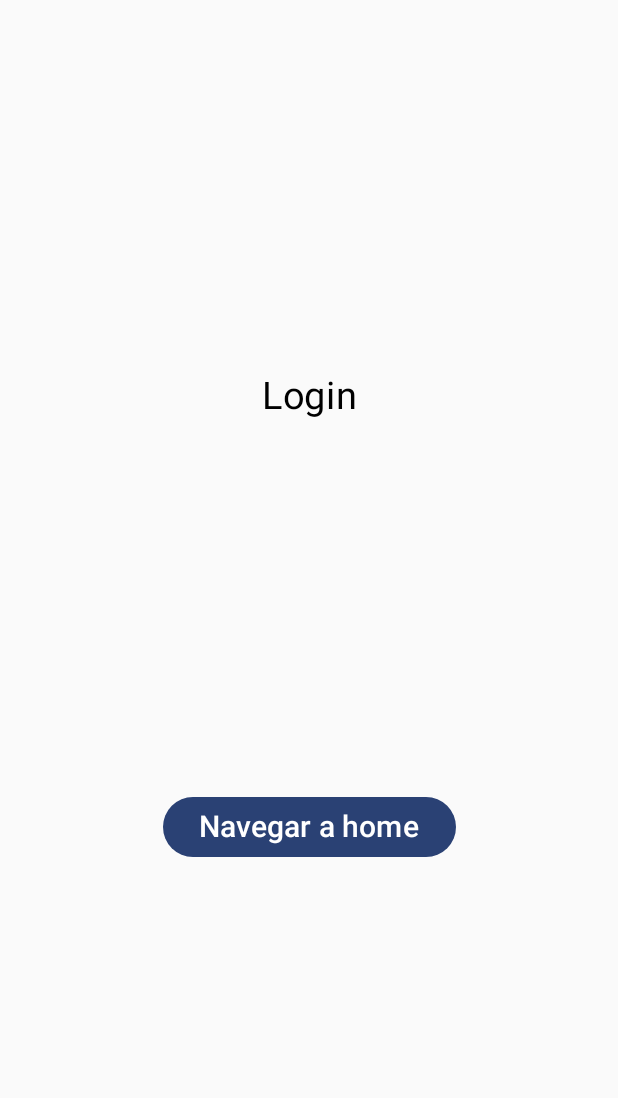
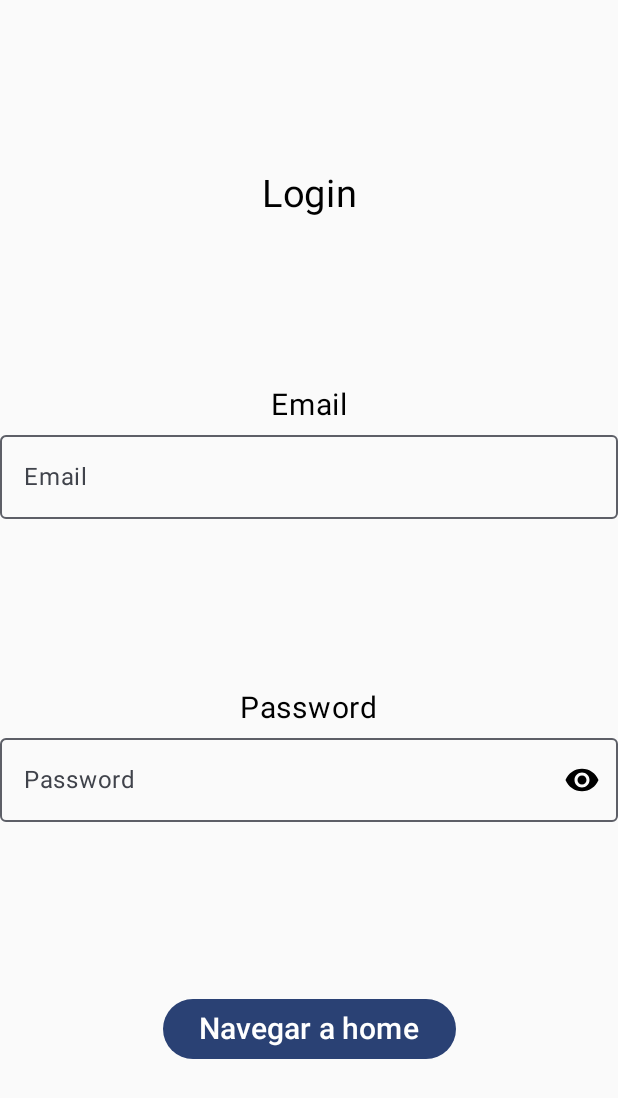
Before and after one commit to ProyectoFinalDAM2025/Android, an Android app built with Jetpack Compose: the screen it shows after launch (MainActivity), on a phone screen of 412 x 824 dp. Shown: the top 1098 px of the screen. Run offline under Robolectric (Android 15) with nearby library versions, the phone set to English and light mode, and no system bars.

Commit message:
set point (MvvM)

```diff
--- a/app/src/main/AndroidManifest.xml
+++ b/app/src/main/AndroidManifest.xml
@@ -4,6 +4,7 @@
 
     <application
         android:allowBackup="true"
+
         android:dataExtractionRules="@xml/data_extraction_rules"
         android:fullBackupContent="@xml/backup_rules"
         android:icon="@mipmap/ic_launcher"
--- a/app/src/main/java/leo/rios/officium/MainActivity.kt
+++ b/app/src/main/java/leo/rios/officium/MainActivity.kt
@@ -4,8 +4,10 @@ import android.os.Bundle
 import androidx.activity.ComponentActivity
 import androidx.activity.compose.setContent
 import androidx.activity.enableEdgeToEdge
+
 import leo.rios.officium.core.navigation.NavigationApp
 import leo.rios.officium.ui.theme.OFFICIUMTheme
+
 
 class MainActivity : ComponentActivity() {
     override fun onCreate(savedInstanceState: Bundle?) {
--- a/app/src/main/java/leo/rios/officium/core/navigation/NavigationApp.kt
+++ b/app/src/main/java/leo/rios/officium/core/navigation/NavigationApp.kt
@@ -8,6 +8,7 @@ import androidx.navigation.toRoute
 import leo.rios.officium.core.navigation.type.createNavType
 import leo.rios.officium.detail.presentation.views.DetailScreen
 import leo.rios.officium.home.presentation.views.HomeScreen
+import leo.rios.officium.login.presentation.viewModel.LoginViewModel
 import leo.rios.officium.login.presentation.views.LoginScreen
 import leo.rios.officium.settings.presentation.views.SettingsScreen
 import kotlin.reflect.typeOf
@@ -15,10 +16,14 @@ import kotlin.reflect.typeOf
 @Composable
 fun NavigationApp(){
     val navController = rememberNavController()
+    val  viewModelLogin = LoginViewModel()
     NavHost(navController=navController, startDestination = Login)
     {
         composable<Login> {
-            LoginScreen{ navController.navigate(Home)}
+            LoginScreen(
+                navigationToHome = navController,
+                viewModel = viewModelLogin
+            )
         }
         composable<Home>{
             HomeScreen{ name -> navController.navigate(Detail(name = name))}
--- /dev/null
+++ b/app/src/main/java/leo/rios/officium/login/presentation/composables/TextFiels.kt
@@ -0,0 +1,79 @@
+package leo.rios.officium.login.presentation.composables
+
+
+import androidx.compose.foundation.layout.fillMaxWidth
+import androidx.compose.foundation.text.KeyboardOptions
+import androidx.compose.material.icons.Icons
+import androidx.compose.material.icons.filled.Visibility
+import androidx.compose.material.icons.filled.VisibilityOff
+import androidx.compose.material3.Icon
+import androidx.compose.material3.IconButton
+import androidx.compose.material3.OutlinedTextField
+import androidx.compose.material3.Text
+
+import androidx.compose.runtime.Composable
+import androidx.compose.runtime.getValue
+import androidx.compose.runtime.mutableStateOf
+import androidx.compose.runtime.remember
+import androidx.compose.runtime.setValue
+import androidx.compose.ui.Modifier
+import androidx.compose.ui.graphics.Color
+import androidx.compose.ui.res.stringResource
+import androidx.compose.ui.text.input.KeyboardType
+import androidx.compose.ui.text.input.PasswordVisualTransformation
+import androidx.compose.ui.text.input.VisualTransformation
+import leo.rios.officium.R
+
+@Composable
+fun EmailTextFiel (
+    value: String,
+    onTextChanged: (String) -> Unit
+    ){
+    OutlinedTextField(
+        value = value,
+        onValueChange = {onTextChanged(it)},
+        modifier = Modifier.fillMaxWidth(),
+        label = { Text(text = "Email") },
+        placeholder = { Text(text = "Email") },
+        maxLines = 1,
+        singleLine = true,
+        keyboardOptions = KeyboardOptions(keyboardType = KeyboardType.Email)
+    )
+}
+
+@Composable
+fun PasswordTextField(
+    password: String,
+    onTextChanged: (String) -> Unit) {
+    var passwordVisibility by remember { mutableStateOf(false) }
+    OutlinedTextField(
+        value = password,
+        onValueChange = { onTextChanged(it) },
+        modifier = Modifier.fillMaxWidth(),
+        label = { Text(stringResource(id = R.string.password)) },
+        placeholder = { Text(stringResource(id = R.string.show_password)) },
+
+        singleLine = true,
+        maxLines = 1,
+        keyboardOptions = KeyboardOptions(keyboardType = KeyboardType.Password),
+        trailingIcon = {
+            val image = if (passwordVisibility) {
+                Icons.Filled.VisibilityOff
+            } else {
+                Icons.Filled.Visibility
+            }
+            IconButton(onClick = { passwordVisibility = !passwordVisibility }) {
+                Icon(
+                    imageVector = image,
+                    contentDescription = stringResource(id = R.string.show_password),
+                    tint = Color.Black
+                )
+            }
+        },
+        visualTransformation = if (passwordVisibility) {
+            VisualTransformation.None
+        } else {
+            PasswordVisualTransformation()
+        }
+    )
+}
--- /dev/null
+++ b/app/src/main/java/leo/rios/officium/login/presentation/viewModel/LoginViewModel.kt
@@ -0,0 +1,48 @@
+package leo.rios.officium.login.presentation.viewModel
+
+import android.content.Context
+import android.util.Log
+import android.widget.Toast
+import androidx.compose.runtime.Composable
+import androidx.compose.ui.platform.LocalContext
+import androidx.lifecycle.ViewModel
+import androidx.navigation.NavController
+import kotlinx.coroutines.flow.MutableStateFlow
+import kotlinx.coroutines.flow.StateFlow
+import leo.rios.officium.core.navigation.Home
+
+class LoginViewModel(): ViewModel() {
+    private val _email = MutableStateFlow("")
+    val email: StateFlow<String> = _email
+
+    private val _password = MutableStateFlow("")
+    val password: StateFlow<String> = _password
+
+    private val _isLoginView = MutableStateFlow<Boolean>(true)
+    val isLoginView: StateFlow<Boolean> = _isLoginView
+
+    private val _isLoading = MutableStateFlow<Boolean>(false)
+    val isLoading: StateFlow<Boolean> = _isLoading
+
+    init {
+        // Inicializar el estado de la vista de inicio de sesión
+        _isLoginView.value = true // Por defecto, la vista de inicio de sesión está activa
+    }
+
+    fun onLoginViewChange(newIsLoginView: Boolean ){
+        _isLoginView.value = newIsLoginView
+    }
+    fun onLoginChange(email: String, password: String){
+        _email.value = email
+        _password.value = password
+    }
+
+
+    fun DoLogin(navController: NavController){
+
+
+        Log.wtf ( "Login","El email es: ${_email.value} y el password ${_password.value}")
+        navController.navigate(Home)
+    }
+
+}
--- a/app/src/main/java/leo/rios/officium/login/presentation/views/LoginScreen.kt
+++ b/app/src/main/java/leo/rios/officium/login/presentation/views/LoginScreen.kt
@@ -3,16 +3,32 @@ package leo.rios.officium.login.presentation.views
 import androidx.compose.foundation.layout.Column
 import androidx.compose.foundation.layout.Spacer
 import androidx.compose.foundation.layout.fillMaxSize
+import androidx.compose.foundation.text.KeyboardOptions
 import androidx.compose.material3.Button
+import androidx.compose.material3.OutlinedTextField
 import androidx.compose.material3.Text
+
+
 import androidx.compose.runtime.Composable
+import androidx.compose.runtime.collectAsState
+import androidx.compose.runtime.getValue
 import androidx.compose.ui.Alignment
 import androidx.compose.ui.Modifier
+import androidx.compose.ui.platform.LocalContext
+import androidx.compose.ui.text.input.KeyboardType
 import androidx.compose.ui.unit.sp
+import androidx.navigation.NavController
+import leo.rios.officium.login.presentation.composables.EmailTextFiel
+import leo.rios.officium.login.presentation.composables.PasswordTextField
+
+import leo.rios.officium.login.presentation.viewModel.LoginViewModel
 
 @Composable
-fun LoginScreen(navigationToHome : () -> Unit){
+fun LoginScreen(navigationToHome : NavController, viewModel: LoginViewModel){
 
+
+    val email: String by viewModel.email.collectAsState()
+    val password:  String by viewModel.password.collectAsState()
 
     Column(
         modifier = Modifier.fillMaxSize(),
@@ -24,8 +40,38 @@ fun LoginScreen(navigationToHome : () -> Unit){
             fontSize = 25.sp
         )
         Spacer(modifier = Modifier.weight(1f))
+        Text(
+            text = "Email",
+            fontSize = 20.sp
+        )
+        EmailTextFiel(email) { newEmail ->
+            viewModel.onLoginChange(newEmail, password)
+        }
+
+
+        Spacer(modifier = Modifier.weight(1f))
+        Text(
+            text = "Password",
+            fontSize = 20.sp
+        )
+        PasswordTextField (password) { newPassword ->
+            viewModel.onLoginChange(email,newPassword)
+
+        }
+
+//        OutlinedTextField(
+//           value = password,
+//            onValueChange = {password = it},
+//            placeholder = {Text(text = "Password")},
+//            keyboardOptions = KeyboardOptions(keyboardType = KeyboardType.Password),
+//            singleLine = true,
+//           maxLines = 1,
+//            )
+
+        Spacer(modifier = Modifier.weight(1f))
         Button(
-            onClick = { navigationToHome() }
+
+            onClick = {  viewModel.DoLogin(navigationToHome) }
         ) {
             Text(
                 text = "Navegar a home",
--- a/build.gradle.kts
+++ b/build.gradle.kts
@@ -3,5 +3,11 @@ plugins {
     alias(libs.plugins.android.application) apply false
     alias(libs.plugins.kotlin.android) apply false
     alias(libs.plugins.kotlin.compose) apply false
+
+    //Ensure types
     alias(libs.plugins.kotlin.parcelize) apply false
+
+    //Dagger Hilt
+    id("com.google.dagger.hilt.android") version "2.51.1" apply false
+
 }
```
Also changed, not shown: app/build.gradle.kts (+25 -0 lines), app/src/main/java/leo/rios/officium/DaggerHiltInit.kt (added, +7 -0 lines), app/src/main/res/values/strings.xml (+16 -0 lines), gradle/libs.versions.toml (+28 -1 lines).
